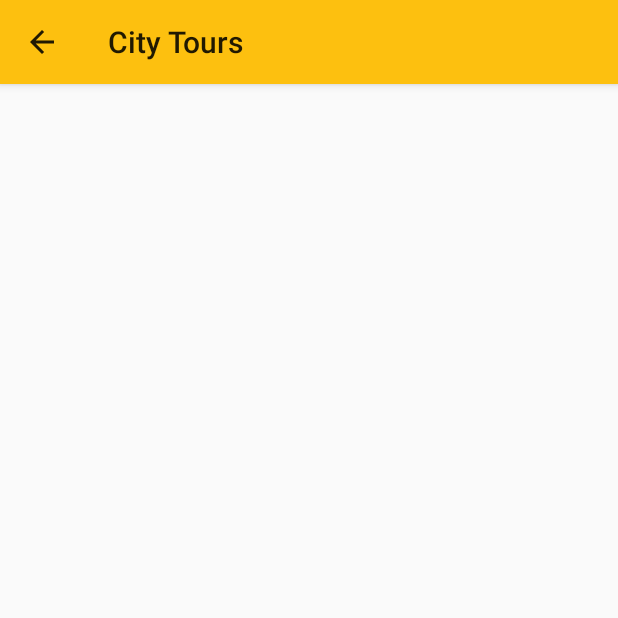
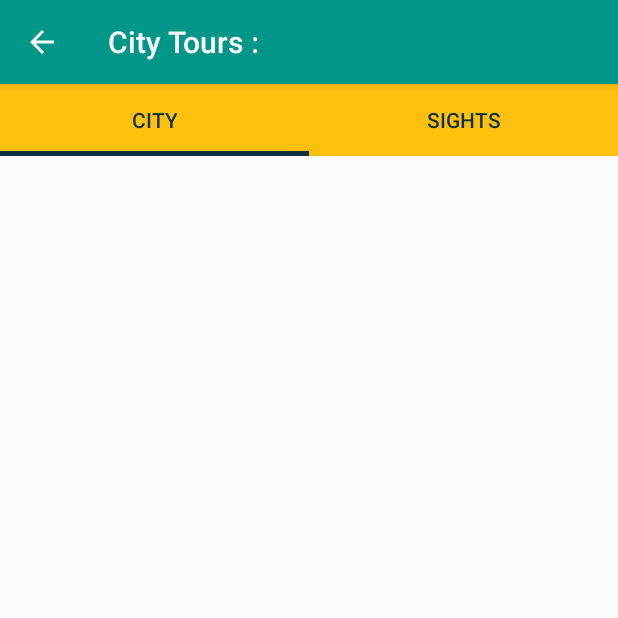
Before and after one commit to theAKBhub/TourGuideApp, an Android app: the TourActivity screen opened directly, with no data from a screen before it, on a phone screen of 412 x 824 dp, the top half of it. Run offline under Robolectric (Android 15) with nearby library versions, the phone set to English and light mode, and no system bars.

Commit message:
TourGuide Commit

```diff
--- a/app/build.gradle
+++ b/app/build.gradle
@@ -26,5 +26,6 @@ dependencies {
     })
     compile 'com.android.support:appcompat-v7:25.3.1'
     compile 'com.android.support.constraint:constraint-layout:1.0.2'
+    compile 'com.android.support:design:25.3.1'
     testCompile 'junit:junit:4.12'
 }
--- /dev/null
+++ b/app/src/main/java/com/example/android/tourguideapp/CityFragment.java
@@ -0,0 +1,38 @@
+package com.example.android.tourguideapp;
+
+import android.os.Bundle;
+import android.support.v4.app.Fragment;
+import android.view.LayoutInflater;
+import android.view.View;
+import android.view.ViewGroup;
+import android.widget.TextView;
+
+/**
+ * Created by aditibhattacharya on 01/06/2017.
+ */
+
+public class CityFragment extends Fragment {
+
+    private View view;
+    private String mSelectedCity;
+
+    @Override
+    public View onCreateView(LayoutInflater inflater, ViewGroup container,
+                             Bundle savedInstanceState) {
+
+        // Get Intent Extras
+        if (getActivity().getIntent().getExtras() != null) {
+            Bundle bundle = getActivity().getIntent().getExtras();
+            mSelectedCity = bundle.getString("city");
+        }
+
+        // Inflate view object
+        view = inflater.inflate(R.layout.fragment_city, container, false);
+
+        TextView test = (TextView) view.findViewById(R.id.test);
+        test.setText(mSelectedCity);
+
+        return view;
+    }
+
+}
--- /dev/null
+++ b/app/src/main/java/com/example/android/tourguideapp/FragmentAdapter.java
@@ -0,0 +1,61 @@
+package com.example.android.tourguideapp;
+
+import android.content.Context;
+import android.support.v4.app.Fragment;
+import android.support.v4.app.FragmentManager;
+import android.support.v4.app.FragmentPagerAdapter;
+
+/**
+ * Provides the appropriate {@link Fragment} for a view pager.
+ */
+
+public class FragmentAdapter extends FragmentPagerAdapter {
+
+    final int PAGE_COUNT = 2;
+    private String tabTitles[] = new String[] { "CITY", "SIGHTS" };
+    private Context context;
+
+    public FragmentAdapter (FragmentManager fm, Context context) {
+        super(fm);
+        this.context = context;
+    }
+
+    @Override
+    public Fragment getItem(int position) {
+        Fragment fragment;
+        switch(position) {
+            case 0:
+                fragment = new CityFragment();
+                break;
+            case 1:
+                fragment =  new SightsFragment();
+                break;
+         /*   case 2:
+                fragment =  new ToursFragment();
+                break;
+            case 3:
+                fragment =  new HotelsFragment();
+                break;
+            case 4:
+                fragment =  new RestaurantsFragment();
+                break; */
+            default:
+                fragment = new CityFragment();
+                break;
+
+        }
+        return fragment;
+    }
+
+    @Override
+    public int getCount() {
+        return PAGE_COUNT;
+    }
+
+    @Override
+    public CharSequence getPageTitle(int position) {
+        // Generate title based on item position
+        return tabTitles[position];
+    }
+
+}
--- /dev/null
+++ b/app/src/main/java/com/example/android/tourguideapp/SightsFragment.java
@@ -0,0 +1,10 @@
+package com.example.android.tourguideapp;
+
+import android.support.v4.app.Fragment;
+
+/**
+ * Created by aditibhattacharya on 01/06/2017.
+ */
+
+public class SightsFragment extends Fragment {
+}
--- a/app/src/main/java/com/example/android/tourguideapp/TourActivity.java
+++ b/app/src/main/java/com/example/android/tourguideapp/TourActivity.java
@@ -1,29 +1,35 @@
 package com.example.android.tourguideapp;
 
 import android.os.Bundle;
+import android.support.design.widget.TabLayout;
+import android.support.v4.view.ViewPager;
 import android.support.v7.app.AppCompatActivity;
-import android.support.v7.widget.Toolbar;
-import android.util.Log;
 
 public class TourActivity extends AppCompatActivity {
 
-    private String mSelectedCity;
-
     @Override
     protected void onCreate(Bundle savedInstanceState) {
+        String selectedCity = "";
+
         super.onCreate(savedInstanceState);
         setContentView(R.layout.activity_tour);
 
-        Toolbar toolBar = (Toolbar) findViewById(R.id.toolbar);
-        setSupportActionBar(toolBar);
-        getSupportActionBar().setDisplayHomeAsUpEnabled(true);
-        getSupportActionBar().setDisplayShowHomeEnabled(true);
-
+        // Get Intent Extras
         if (getIntent().getExtras() != null) {
             Bundle bundle = getIntent().getExtras();
-            mSelectedCity = bundle.getString("city");
-            Log.i("CityFragment", "Selected city = " + mSelectedCity);
+            selectedCity = bundle.getString("city");
         }
+
+        // Change Actionbar Label based on selected city
+        getSupportActionBar().setTitle(getSupportActionBar().getTitle() + " : " + selectedCity);
+
+        // Set up Tab Layout and ViewPager
+        ViewPager viewPager = (ViewPager) findViewById(R.id.viewpager);
+        viewPager.setAdapter(new FragmentAdapter(getSupportFragmentManager(),
+                TourActivity.this));
+        TabLayout tabLayout = (TabLayout) findViewById(R.id.sliding_tabs);
+        tabLayout.setupWithViewPager(viewPager);
+
     }
 
     @Override
--- a/app/src/main/res/layout/activity_tour.xml
+++ b/app/src/main/res/layout/activity_tour.xml
@@ -1,19 +1,26 @@
 <?xml version="1.0" encoding="utf-8"?>
-<ScrollView
-    xmlns:android="http://schemas.android.com/apk/res/android"
-    xmlns:app="http://schemas.android.com/apk/res-auto"
-    xmlns:tools="http://schemas.android.com/tools"
-    android:layout_width="match_parent"
-    android:layout_height="match_parent"
-    tools:context="com.example.android.tourguideapp.TourActivity">
+<LinearLayout xmlns:android="http://schemas.android.com/apk/res/android"
+              xmlns:app="http://schemas.android.com/apk/res-auto"
+              xmlns:tools="http://schemas.android.com/tools"
+              android:layout_width="match_parent"
+              android:layout_height="match_parent"
+              android:orientation="vertical"
+              tools:context="com.example.android.tourguideapp.TourActivity">
 
-    <android.support.v7.widget.Toolbar
-        android:id="@+id/toolbar"
+    <android.support.design.widget.TabLayout
+        android:id="@+id/sliding_tabs"
         android:layout_width="match_parent"
-        android:layout_height="?attr/actionBarSize"
-        android:background="@color/colorYellow"
-        android:elevation="@dimen/toolbar_elevation"
-        android:theme="@style/ThemeOverlay.AppCompat.ActionBar"
-        app:popupTheme="@style/ThemeOverlay.AppCompat.Light"/>
+        android:layout_height="wrap_content"
+        app:tabBackground="@color/colorYellow"
+        app:tabIndicatorHeight="@dimen/dimen_3dp"
+        app:tabIndicatorColor="@color/colorText"
+        app:tabTextColor="@color/colorText"
+        app:tabGravity="fill"
+        app:tabMaxWidth="@dimen/dimen_0dp"/>
 
-</ScrollView>
+    <android.support.v4.view.ViewPager
+        android:id="@+id/viewpager"
+        android:layout_width="match_parent"
+        android:layout_height="match_parent" />
+
+</LinearLayout>
--- /dev/null
+++ b/app/src/main/res/layout/fragment_city.xml
@@ -0,0 +1,22 @@
+<?xml version="1.0" encoding="utf-8"?>
+<ScrollView xmlns:android="http://schemas.android.com/apk/res/android"
+            xmlns:tools="http://schemas.android.com/tools"
+            xmlns:app="http://schemas.android.com/apk/res-auto"
+            android:fillViewport="true"
+            android:layout_width="match_parent"
+            android:layout_height="match_parent">
+
+    <LinearLayout
+        android:orientation="vertical"
+        android:layout_width="match_parent"
+        android:layout_height="wrap_content"
+        android:padding="@dimen/activity_margin">
+
+        <TextView
+            android:id="@+id/test"
+            android:text="Hello World"
+            android:layout_width="wrap_content"
+            android:layout_height="wrap_content"/>
+
+    </LinearLayout>
+</ScrollView>
--- a/app/src/main/res/values/colors.xml
+++ b/app/src/main/res/values/colors.xml
@@ -1,12 +1,15 @@
 <?xml version="1.0" encoding="utf-8"?>
 <resources>
     <color name="colorPrimary">#009688</color>
-    <color name="colorPrimaryDark">#009688</color>
+    <color name="colorPrimaryDark">#00796B</color>
     <color name="colorAccent">#FF4081</color>
     <color name="colorTeal">#1695A4</color>
     <color name="colorTealDark">#286165</color>
+    <color name="colorTealLight">#E0F2F1</color>
     <color name="colorOrange">#F99B1D</color>
     <color name="colorYellow">#FDC00F</color>
     <color name="colorLightGrey">#F5F5F5</color>
     <color name="colorText">#0F303F</color>
+    <color name="colorPink">#E3536E</color>
+    <color name="colorDarkPink">#B2194F</color>
 </resources>
--- a/app/src/main/res/values/styles.xml
+++ b/app/src/main/res/values/styles.xml
@@ -3,6 +3,12 @@
     <!-- Base application theme. -->
     <style name="AppTheme" parent="Theme.AppCompat.Light.NoActionBar">
         <!-- Customize your theme here. -->
+        <item name="colorPrimary">@color/colorPrimary</item>
+        <item name="colorPrimaryDark">@color/colorPrimaryDark</item>
+        <item name="colorAccent">@color/colorAccent</item>
+    </style>
+
+    <style name="TitleBarTheme" parent="Theme.AppCompat.Light.DarkActionBar">
         <item name="colorPrimary">@color/colorPrimary</item>
         <item name="colorPrimaryDark">@color/colorPrimaryDark</item>
         <item name="colorAccent">@color/colorAccent</item>
@@ -50,8 +56,8 @@
     <style name="LlayoutCity" parent="GEN_MatchW_WrapH_Centre">
         <item name="android:layout_marginTop">@dimen/dimen_10dp</item>
         <item name="android:layout_marginBottom">@dimen/dimen_30dp</item>
-        <item name="android:paddingLeft">@dimen/activity_horizontal_margin</item>
-        <item name="android:paddingRight">@dimen/activity_horizontal_margin</item>
+        <item name="android:paddingLeft">@dimen/activity_margin</item>
+        <item name="android:paddingRight">@dimen/activity_margin</item>
         <item name="android:orientation">horizontal</item>
     </style>
 
```
Also changed, not shown: app/src/main/AndroidManifest.xml (+8 -4 lines), app/src/main/java/com/example/android/tourguideapp/MainActivity.java (+24 -2 lines), app/src/main/java/helper/DatabaseHelper.java (added, +196 -0 lines), app/src/main/java/model/City.java (added, +196 -0 lines), app/src/main/res/layout/activity_main.xml (+13 -11 lines), app/src/main/res/layout/fragment_sights.xml (added, +7 -0 lines), app/src/main/res/values/dimens.xml (+5 -6 lines), app/src/main/res/values/strings.xml (+28 -0 lines).
